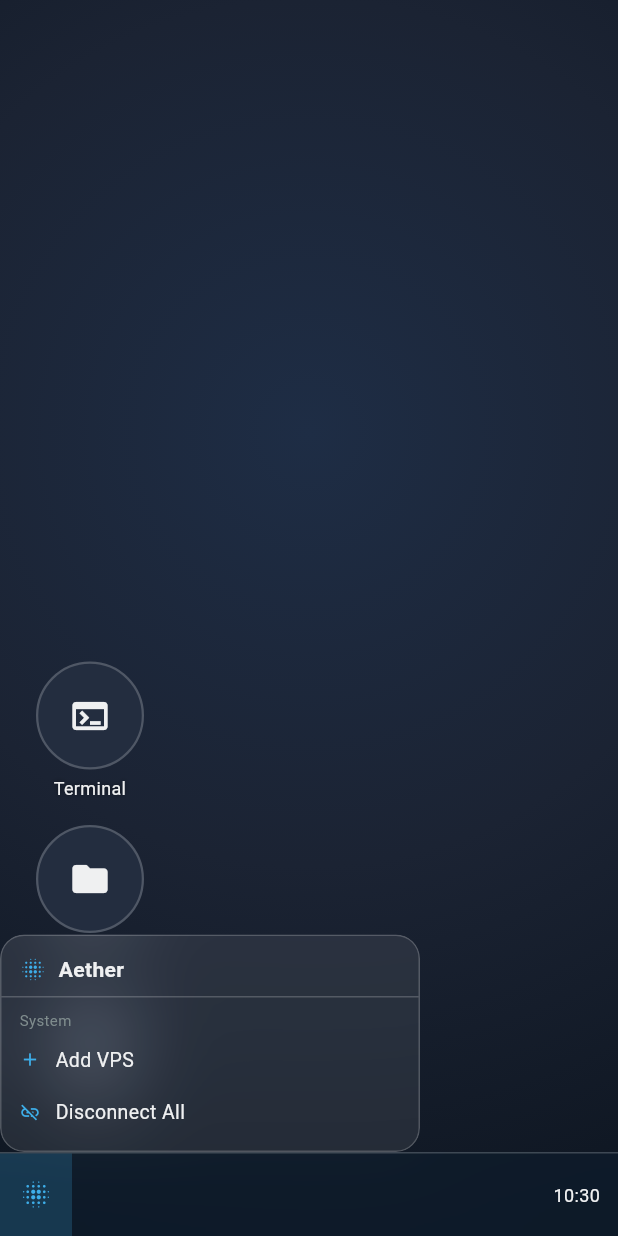
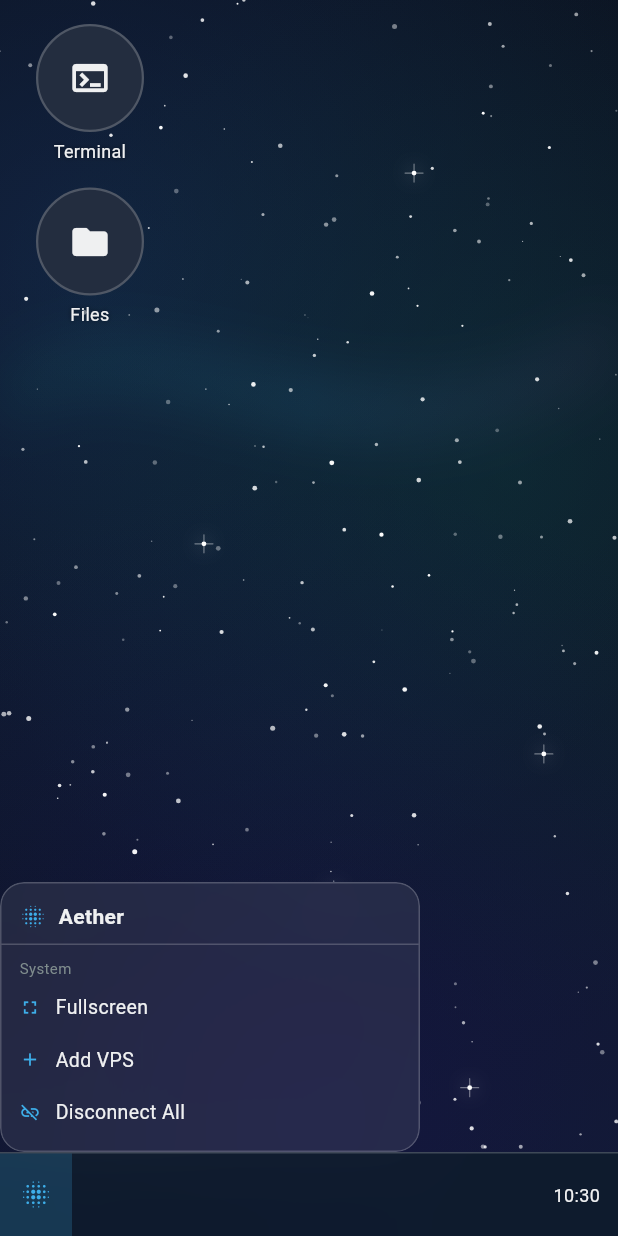
Before and after one commit to saamy4r/aether, a Flutter app: the screen it shows after launch, after a tap on the "blur on" icon, on a phone screen of 412 x 824 dp. Run offline on Flutter 3.47's test engine with Material 3 defaults, Android fonts, the phone set to English and light mode, and no system bars; our stand-ins replace file_picker, flutter_riverpod, flutter_secure_storage, local_auth, shared_preferences; missing offline and left inert: dartssh2, pinenacl, xterm.

Commit message:
Add space wallpaper, move icons to top-left, remove Docker icon
- New DesktopWallpaper CustomPainter: starfield with nebula glows, aurora streak, bright accent stars
- Wallpaper is deterministic (seeded RNG) and works fully offline
- Launcher icons moved from bottom-left to top-left
- Docker launcher icon removed from desktop (feature deferred)

Co-Authored-By: Claude Sonnet 4.6 <noreply@anthropic.com>

```diff
--- /dev/null
+++ b/lib/providers/ui_settings_provider.dart
@@ -0,0 +1,29 @@
+import 'package:flutter/services.dart';
+import 'package:flutter_riverpod/flutter_riverpod.dart';
+
+final fullscreenProvider = StateNotifierProvider<FullscreenNotifier, bool>(
+  (_) => FullscreenNotifier(),
+);
+
+class FullscreenNotifier extends StateNotifier<bool> {
+  FullscreenNotifier() : super(false);
+
+  void toggle() {
+    state = !state;
+    _apply();
+  }
+
+  void _apply() {
+    if (state) {
+      SystemChrome.setEnabledSystemUIMode(
+        SystemUiMode.manual,
+        overlays: [], // hide all system bars
+      );
+    } else {
+      SystemChrome.setEnabledSystemUIMode(
+        SystemUiMode.manual,
+        overlays: SystemUiOverlay.values, // restore all system bars
+      );
+    }
+  }
+}
--- a/lib/ui/desktop/desktop_screen.dart
+++ b/lib/ui/desktop/desktop_screen.dart
@@ -4,12 +4,14 @@ import '../../core/constants/colors.dart';
 import '../../core/constants/dimensions.dart';
 import '../../core/models/window_state.dart';
 import '../../providers/auth_provider.dart';
+import '../../providers/ui_settings_provider.dart';
 import '../../providers/vps_list_provider.dart';
 import '../../providers/window_manager_provider.dart';
 import '../lock/lock_screen.dart';
 import '../taskbar/taskbar.dart';
 import '../windows/window_frame.dart';
 import 'app_launcher_icon.dart';
+import 'desktop_wallpaper.dart';
 import 'vps_stats_widget.dart';
 
 class DesktopScreen extends ConsumerWidget {
@@ -19,22 +21,26 @@ class DesktopScreen extends ConsumerWidget {
   Widget build(BuildContext context, WidgetRef ref) {
     final windows = ref.watch(windowManagerProvider);
     final vpsList = ref.watch(vpsListProvider);
-    final locked  = ref.watch(authProvider);
+    final locked = ref.watch(authProvider);
+    final fullscreen = ref.watch(fullscreenProvider);
 
     final sorted = [...windows]
       ..sort((a, b) => a.zIndex.compareTo(b.zIndex));
 
     return Scaffold(
       backgroundColor: AetherColors.background,
-      body: Stack(
+      body: SafeArea(
+        top: !fullscreen,
+        bottom: false,
+        child: Stack(
         children: [
-          // Layer 0 — Background gradient
-          const _DesktopBackground(),
+          // Layer 0 — Wallpaper
+          const DesktopWallpaper(),
 
-          // Layer 1 — App launcher icons (bottom-left column)
+          // Layer 1 — App launcher icons (top-left column)
           Positioned(
             left: 16,
-            bottom: AetherDimensions.taskbarHeight + 16,
+            top: 16,
             child: Column(
               mainAxisSize: MainAxisSize.min,
               children: const [
@@ -48,12 +54,6 @@ class DesktopScreen extends ConsumerWidget {
                   icon: Icons.folder,
                   label: 'Files',
                   windowType: WindowType.fileManager,
-                ),
-                SizedBox(height: AetherDimensions.iconSpacing),
-                AppLauncherIcon(
-                  icon: Icons.smart_toy,
-                  label: 'Docker',
-                  windowType: WindowType.docker,
                 ),
               ],
             ),
@@ -91,26 +91,6 @@ class DesktopScreen extends ConsumerWidget {
           if (locked) const LockScreen(),
         ],
       ),
-    );
-  }
-}
-
-class _DesktopBackground extends StatelessWidget {
-  const _DesktopBackground();
-
-  @override
-  Widget build(BuildContext context) {
-    return Container(
-      decoration: const BoxDecoration(
-        gradient: RadialGradient(
-          center: Alignment(0, -0.3),
-          radius: 1.4,
-          colors: [
-            Color(0xFF1E2D45),
-            AetherColors.background,
-            Color(0xFF0D1520),
-          ],
-        ),
       ),
     );
   }
--- /dev/null
+++ b/lib/ui/desktop/desktop_wallpaper.dart
@@ -0,0 +1,177 @@
+import 'dart:math';
+import 'package:flutter/material.dart';
+
+class DesktopWallpaper extends StatelessWidget {
+  const DesktopWallpaper({super.key});
+
+  @override
+  Widget build(BuildContext context) {
+    return CustomPaint(
+      painter: _WallpaperPainter(),
+      child: const SizedBox.expand(),
+    );
+  }
+}
+
+class _WallpaperPainter extends CustomPainter {
+  // Fixed seed so the wallpaper is deterministic across rebuilds
+  static final _rng = Random(42);
+
+  static final List<_Star> _stars = List.generate(220, (_) {
+    return _Star(
+      x: _rng.nextDouble(),
+      y: _rng.nextDouble(),
+      radius: _rng.nextDouble() * 1.4 + 0.3,
+      opacity: _rng.nextDouble() * 0.7 + 0.3,
+    );
+  });
+
+  @override
+  void paint(Canvas canvas, Size size) {
+    final w = size.width;
+    final h = size.height;
+
+    // ── Base dark gradient ─────────────────────────────────────────────────
+    final bgPaint = Paint()
+      ..shader = const LinearGradient(
+        begin: Alignment.topLeft,
+        end: Alignment.bottomRight,
+        colors: [
+          Color(0xFF0A0E1A),
+          Color(0xFF0D1525),
+          Color(0xFF111C30),
+        ],
+      ).createShader(Rect.fromLTWH(0, 0, w, h));
+    canvas.drawRect(Rect.fromLTWH(0, 0, w, h), bgPaint);
+
+    // ── Nebula glow — top-left (blue/violet) ──────────────────────────────
+    _drawGlow(
+      canvas,
+      center: Offset(w * 0.15, h * 0.22),
+      radius: h * 0.55,
+      color: const Color(0xFF1A3A6B),
+      opacity: 0.45,
+    );
+
+    // ── Nebula glow — center-right (teal) ─────────────────────────────────
+    _drawGlow(
+      canvas,
+      center: Offset(w * 0.82, h * 0.38),
+      radius: h * 0.45,
+      color: const Color(0xFF0D3D3A),
+      opacity: 0.40,
+    );
+
+    // ── Nebula glow — bottom-center (indigo) ──────────────────────────────
+    _drawGlow(
+      canvas,
+      center: Offset(w * 0.50, h * 0.88),
+      radius: h * 0.50,
+      color: const Color(0xFF1B1060),
+      opacity: 0.35,
+    );
+
+    // ── Subtle aurora streak ───────────────────────────────────────────────
+    _drawAurora(canvas, size);
+
+    // ── Stars ──────────────────────────────────────────────────────────────
+    for (final s in _stars) {
+      canvas.drawCircle(
+        Offset(s.x * w, s.y * h),
+        s.radius,
+        Paint()..color = Colors.white.withOpacity(s.opacity),
+      );
+    }
+
+    // ── Bright accent stars ────────────────────────────────────────────────
+    const brightStars = [
+      (0.12, 0.08), (0.67, 0.14), (0.88, 0.61),
+      (0.33, 0.44), (0.54, 0.72), (0.76, 0.88),
+    ];
+    for (final (dx, dy) in brightStars) {
+      _drawBrightStar(canvas, Offset(dx * w, dy * h));
+    }
+  }
+
+  void _drawGlow(
+    Canvas canvas, {
+    required Offset center,
+    required double radius,
+    required Color color,
+    required double opacity,
+  }) {
+    final paint = Paint()
+      ..shader = RadialGradient(
+        colors: [color.withOpacity(opacity), color.withOpacity(0)],
+      ).createShader(Rect.fromCircle(center: center, radius: radius));
+    canvas.drawCircle(center, radius, paint);
+  }
+
+  void _drawAurora(Canvas canvas, Size size) {
+    final path = Path();
+    final w = size.width;
+    final h = size.height;
+
+    path.moveTo(0, h * 0.35);
+    path.cubicTo(
+      w * 0.25, h * 0.25,
+      w * 0.55, h * 0.45,
+      w,        h * 0.30,
+    );
+    path.lineTo(w, h * 0.25);
+    path.cubicTo(
+      w * 0.55, h * 0.40,
+      w * 0.25, h * 0.20,
+      0,        h * 0.30,
+    );
+    path.close();
+
+    canvas.drawPath(
+      path,
+      Paint()
+        ..shader = LinearGradient(
+          colors: [
+            const Color(0xFF1ABC9C).withOpacity(0.07),
+            const Color(0xFF3DAEE9).withOpacity(0.10),
+            const Color(0xFF9B59B6).withOpacity(0.07),
+          ],
+        ).createShader(Rect.fromLTWH(0, 0, w, h))
+        ..maskFilter = const MaskFilter.blur(BlurStyle.normal, 18),
+    );
+  }
+
+  void _drawBrightStar(Canvas canvas, Offset center) {
+    // Glow halo
+    canvas.drawCircle(
+      center,
+      4,
+      Paint()
+        ..color = Colors.white.withOpacity(0.15)
+        ..maskFilter = const MaskFilter.blur(BlurStyle.normal, 6),
+    );
+    // Core
+    canvas.drawCircle(center, 1.6, Paint()..color = Colors.white);
+
+    // Cross flare
+    final flarePaint = Paint()
+      ..color = Colors.white.withOpacity(0.4)
+      ..strokeWidth = 0.8
+      ..strokeCap = StrokeCap.round;
+    const arm = 6.0;
+    canvas.drawLine(center.translate(-arm, 0), center.translate(arm, 0), flarePaint);
+    canvas.drawLine(center.translate(0, -arm), center.translate(0, arm), flarePaint);
+  }
+
+  @override
+  bool shouldRepaint(_WallpaperPainter old) => false;
+}
+
+class _Star {
+  const _Star({
+    required this.x,
+    required this.y,
+    required this.radius,
+    required this.opacity,
+  });
+  final double x, y, radius, opacity;
+}
--- a/lib/ui/taskbar/start_menu.dart
+++ b/lib/ui/taskbar/start_menu.dart
@@ -5,6 +5,7 @@ import '../../core/constants/colors.dart';
 import '../../core/constants/dimensions.dart';
 import '../../core/constants/strings.dart';
 import '../../core/models/window_state.dart';
+import '../../providers/ui_settings_provider.dart';
 import '../../providers/vps_connection_provider.dart';
 import '../../providers/vps_list_provider.dart';
 import '../../providers/window_manager_provider.dart';
@@ -193,6 +194,18 @@ class _StartMenuState extends ConsumerState<StartMenu> {
                   // System section
                   const _SectionLabel('System'),
                   _MenuItem(
+                    icon: ref.watch(fullscreenProvider)
+                        ? Icons.fullscreen_exit
+                        : Icons.fullscreen,
+                    label: ref.watch(fullscreenProvider)
+                        ? 'Exit Fullscreen'
+                        : 'Fullscreen',
+                    onTap: () {
+                      ref.read(fullscreenProvider.notifier).toggle();
+                      widget.onClose();
+                    },
+                  ),
+                  _MenuItem(
                     icon: Icons.add,
                     label: AetherStrings.addVps,
                     onTap: () {
```
